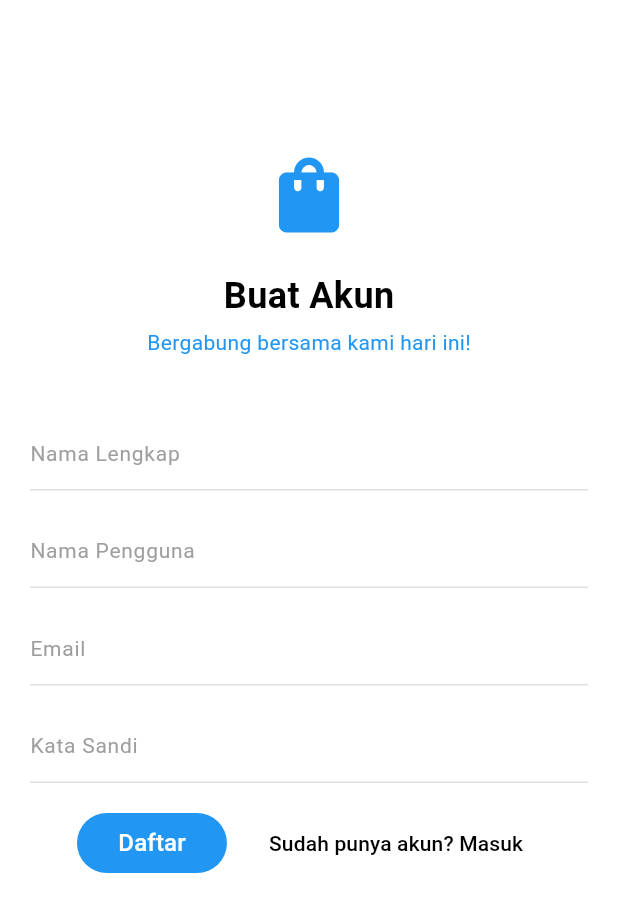
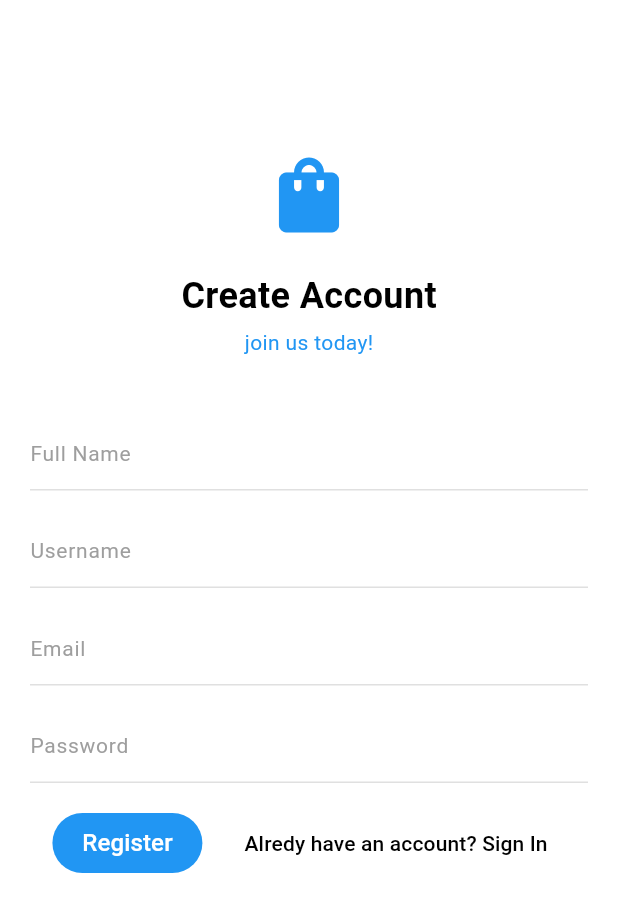
Before and after one commit to husnulalisah/miniproject_flutter1, a Flutter app: the LayarRegister screen opened by its route, on a phone screen of 412 x 824 dp. Shown: the top 912 px of the screen. Run offline on Flutter 3.47's test engine with Material 3 defaults, Android fonts, the phone set to English and light mode, and no system bars.

Commit message:
Update layar_register.dart

```diff
--- a/lib/layar/layar_register.dart
+++ b/lib/layar/layar_register.dart
@@ -69,7 +69,7 @@ class _LayarRegisterState extends State<LayarRegister> {
 
               // Judul
               const Text(
-                'Buat Akun',
+                'Create Account',
                 style: TextStyle(
                   fontSize: 24,
                   fontWeight: FontWeight.bold,
@@ -78,7 +78,7 @@ class _LayarRegisterState extends State<LayarRegister> {
               ),
               const SizedBox(height: 4),
               const Text(
-                'Bergabung bersama kami hari ini!',
+                'join us today!',
                 style: TextStyle(
                   fontSize: 14,
                   color: Colors.blue,
@@ -92,16 +92,16 @@ class _LayarRegisterState extends State<LayarRegister> {
                 child: Column(
                   children: [
                     // Input Nama Lengkap
-                    _buildTextField('Nama Lengkap', _controllerNamaLengkap, (value) {
+                    _buildTextField('Full Name', _controllerNamaLengkap, (value) {
                       if (value == null || value.isEmpty) {
-                        return 'Nama lengkap wajib diisi';
+                        return 'Name cannot be empty';
                       }
                       return null;
                     }),
                     const SizedBox(height: 16),
 
                     // Input Nama Pengguna
-                    _buildTextField('Nama Pengguna', _controllerNamaPengguna, (value) {
+                    _buildTextField('Username', _controllerNamaPengguna, (value) {
                       if (value == null || value.isEmpty) {
                         return 'Nama pengguna wajib diisi';
                       }
@@ -122,7 +122,7 @@ class _LayarRegisterState extends State<LayarRegister> {
                     const SizedBox(height: 16),
 
                     // Input Kata Sandi
-                    _buildTextField('Kata Sandi', _controllerKataSandi, (value) {
+                    _buildTextField('Password', _controllerKataSandi, (value) {
                       if (value == null || value.isEmpty) {
                         return 'Kata sandi wajib diisi';
                       }
@@ -149,7 +149,7 @@ class _LayarRegisterState extends State<LayarRegister> {
                             child: TextButton(
                               onPressed: _daftar,
                               child: const Text(
-                                'Daftar',
+                                'Register',
                                 style: TextStyle(
                                   color: Colors.white,
                                   fontSize: 16,
@@ -166,7 +166,7 @@ class _LayarRegisterState extends State<LayarRegister> {
                             Navigator.pushReplacementNamed(context, '/masuk');
                           },
                           child: const Text(
-                            'Sudah punya akun? Masuk',
+                            'Alredy have an account? Sign In',
                             style: TextStyle(
                               color: Colors.black,
                               fontSize: 14,
```
